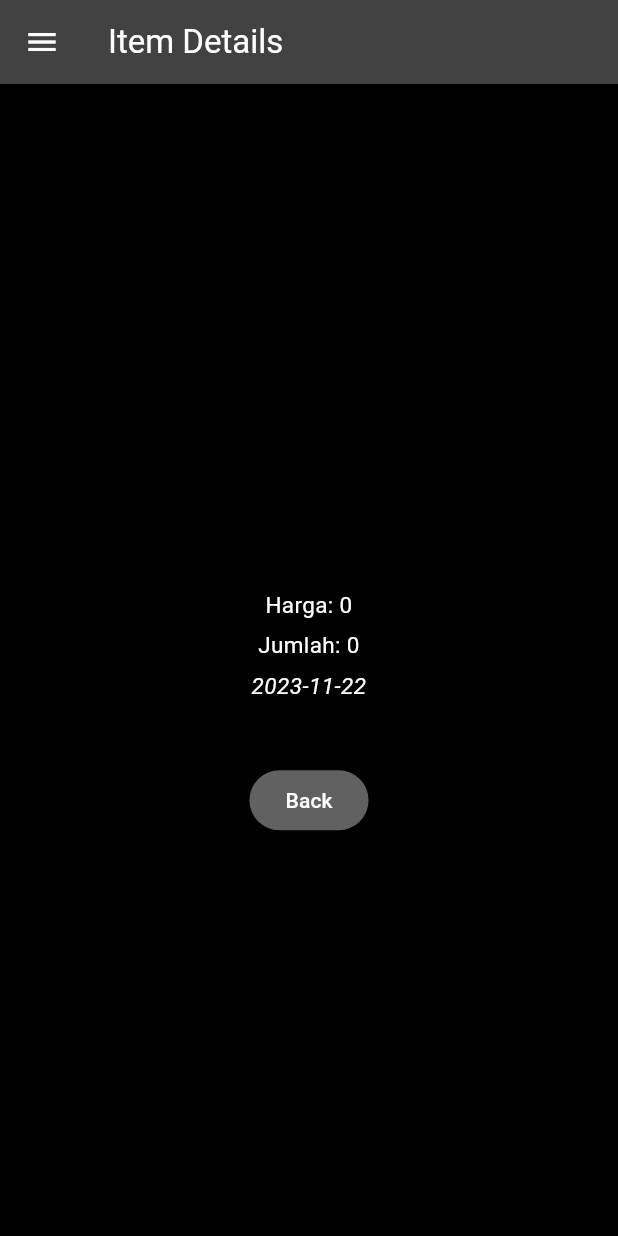
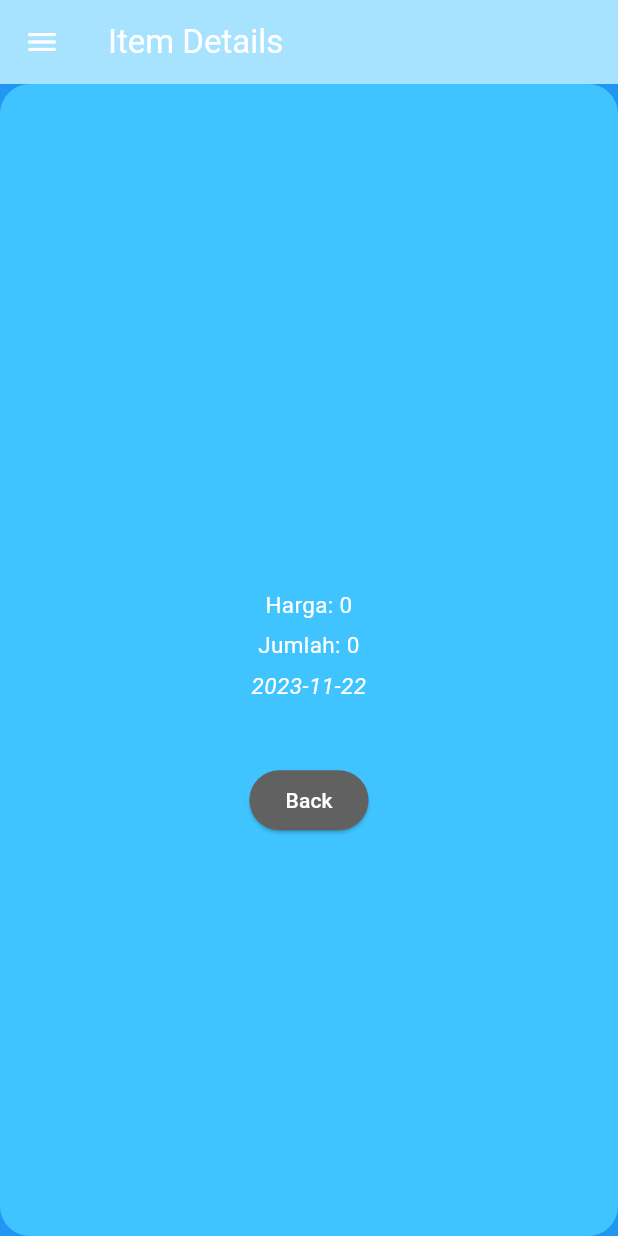
Before and after one commit to aldyandryn/medcure_mobile, a Flutter app: the ItemDetailsPage screen opened directly with empty values, on a phone screen of 412 x 824 dp. Run offline on Flutter 3.47's test engine with Material 2 defaults, Android fonts, the phone set to English and light mode, and no system bars; missing offline and left inert: pbp_django_auth.

Commit message:
tugas 9 tanpa bonus fix

```diff
--- a/lib/screens/item_details_page.dart
+++ b/lib/screens/item_details_page.dart
@@ -11,15 +11,15 @@ class ItemDetailsPage extends StatelessWidget {
   @override
   Widget build(BuildContext context) {
     return Scaffold(
-      backgroundColor: Colors.black,
+      backgroundColor: Colors.blue,
       appBar: AppBar(
         title: const Text('Item Details'),
-        backgroundColor: Colors.grey.shade800,
+        backgroundColor: const Color.fromARGB(255, 167, 227, 255),
         foregroundColor: Colors.white,
       ),
       drawer: const LeftDrawer(),
       body: Material(
-        color: Colors.black,
+        color: Colors.lightBlueAccent,
         borderRadius: BorderRadius.circular(20),
         child: Container(
           padding: const EdgeInsets.all(8),
--- a/lib/screens/list_product.dart
+++ b/lib/screens/list_product.dart
@@ -89,7 +89,7 @@ Widget build(BuildContext context) {
                                         style: ButtonStyle(
                                           backgroundColor:
                                               MaterialStateProperty.all<Color>(
-                                                  Colors.grey.shade700),
+                                                  Colors.blueGrey),
                                         ),
                                         onPressed: () {
                                           Navigator.push(
```
